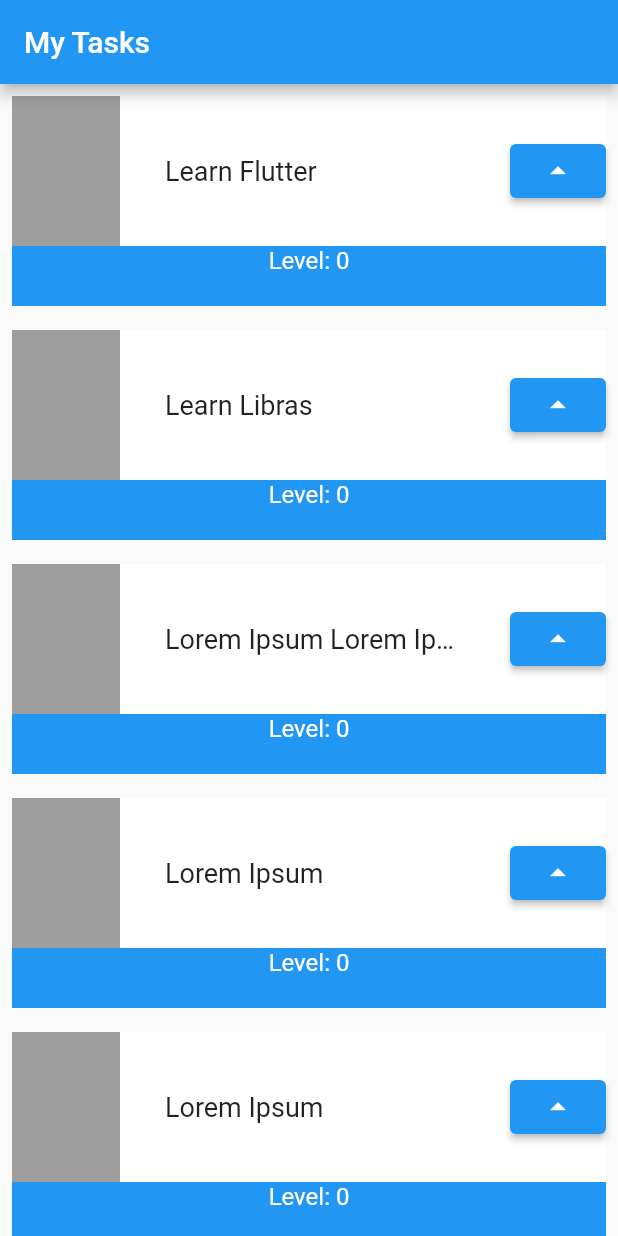
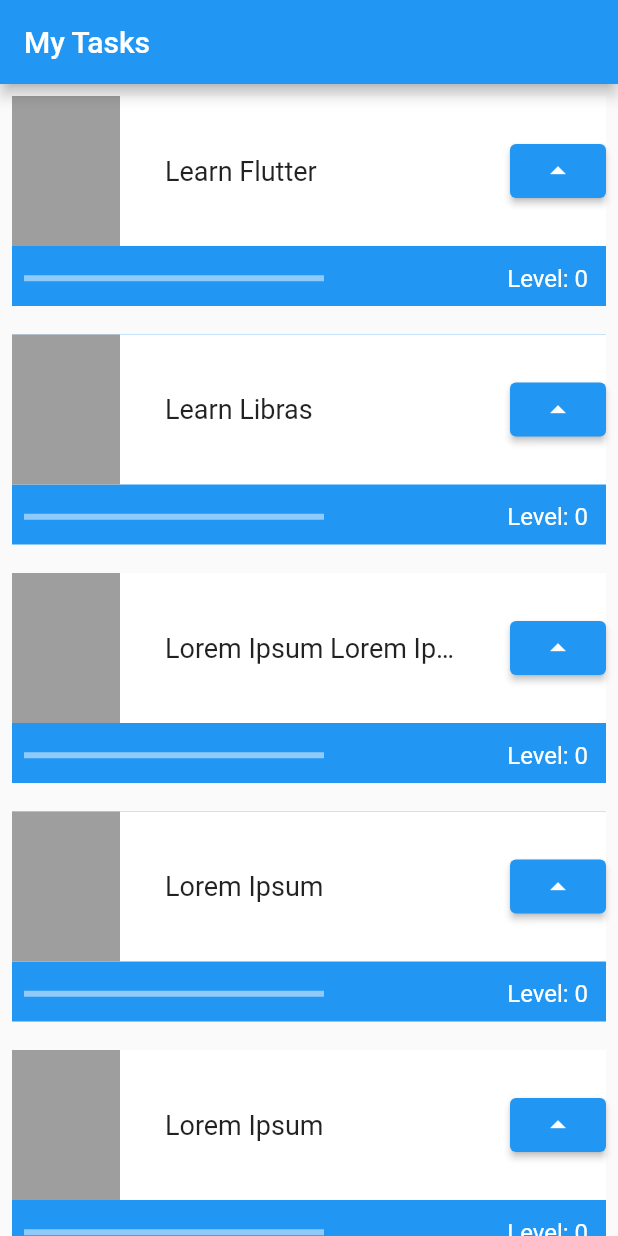
Before and after one commit to matheusvictor/my_app, a Flutter app: the screen it shows after launch, on a phone screen of 412 x 824 dp. Run offline on Flutter 3.47's test engine with Material 2 defaults, Android fonts, the phone set to English and light mode, and no system bars.

Commit message:
feat/wip: add bar progress to tasks

```diff
--- a/lib/main.dart
+++ b/lib/main.dart
@@ -86,10 +86,28 @@ class _TaskState extends State<Task> {
                     ],
                   ),
                 ),
-                Text(
-                  'Level: $level',
-                  style: TextStyle(color: Colors.white, fontSize: 16),
-                )
+                Row(
+                  mainAxisAlignment: MainAxisAlignment.spaceBetween,
+                  children: [
+                    Padding(
+                      padding: const EdgeInsets.all(8.0),
+                      child: Container(
+                        width: 200,
+                        child: LinearProgressIndicator(
+                          color: Colors.white,
+                          value: level / 10,
+                        ),
+                      ),
+                    ),
+                    Padding(
+                      padding: const EdgeInsets.all(12.0),
+                      child: Text(
+                        'Level: $level',
+                        style: TextStyle(color: Colors.white, fontSize: 16),
+                      ),
+                    )
+                  ],
+                ),
               ],
             )
           ],
```
